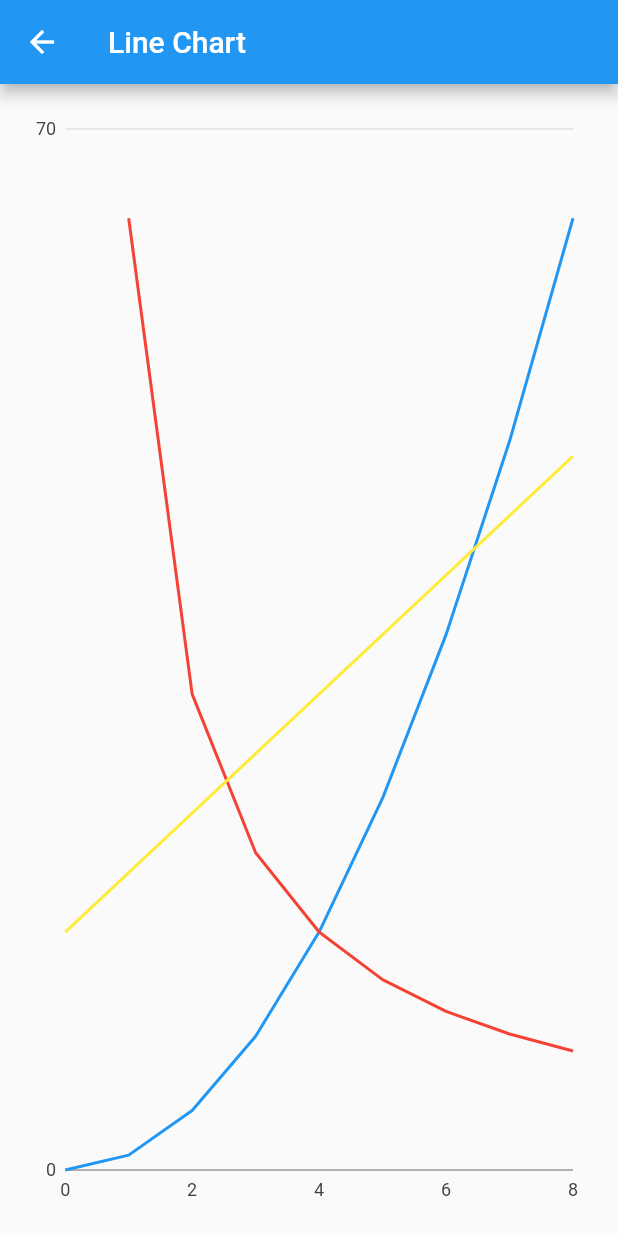
After one commit to HazyFish/visualization-demo-flutter, a Flutter app: the screen it shows after launch, after a tap on "Line Chart", on a phone screen of 412 x 824 dp. The commit adds this screen. Run offline on Flutter 3.47's test engine with Material 2 defaults, Android fonts, the phone set to English and light mode, and no system bars; our stand-ins replace charts_flutter.

Commit message:
Add a line chart

```diff
--- a/lib/chart_list_page.dart
+++ b/lib/chart_list_page.dart
@@ -1,5 +1,6 @@
 import 'package:flutter/material.dart';
 import 'package:visualization_demo/bar_chart_page.dart';
+import 'package:visualization_demo/line_chart_page.dart';
 
 class ChartListPage extends StatelessWidget {
   @override
@@ -10,7 +11,12 @@ class ChartListPage extends StatelessWidget {
           ListTile(
               title: Text('Bar Chart'),
               onTap: () => Navigator.push(
-                  context, MaterialPageRoute(builder: (_) => BarChartPage())))
+                  context, MaterialPageRoute(builder: (_) => BarChartPage()))),
+          ListTile(
+            title: Text('Line Chart'),
+            onTap: () => Navigator.push(
+                context, MaterialPageRoute(builder: (_) => LineChartPage())),
+          )
         ]));
   }
 }
--- /dev/null
+++ b/lib/line_chart_page.dart
@@ -0,0 +1,36 @@
+import 'dart:math';
+
+import 'package:flutter/material.dart';
+import 'package:charts_flutter/flutter.dart';
+
+class LineChartPage extends StatelessWidget {
+  final List<Series<Point<num>, int>> seriesList = [
+    Series(
+        id: 'A',
+        data: Iterable.generate(9, (x) => Point(x, x * x)).toList(),
+        domainFn: (point, _) => point.x,
+        measureFn: (point, _) => point.y),
+    Series(
+        id: 'B',
+        data: Iterable.generate(8, (x) => Point(x + 1, 64 / (x + 1))).toList(),
+        domainFn: (point, _) => point.x,
+        measureFn: (point, _) => point.y),
+    Series(
+        id: 'C',
+        data: Iterable.generate(9, (x) => Point(x, 4 * x + 16)).toList(),
+        domainFn: (point, _) => point.x,
+        measureFn: (point, _) => point.y),
+  ];
+
+  @override
+  Widget build(BuildContext context) {
+    return Scaffold(
+      appBar: AppBar(
+        title: Text('Line Chart'),
+      ),
+      body: Padding(
+          padding: EdgeInsets.all(16),
+          child: LineChart(seriesList, animate: true)),
+    );
+  }
+}
```
